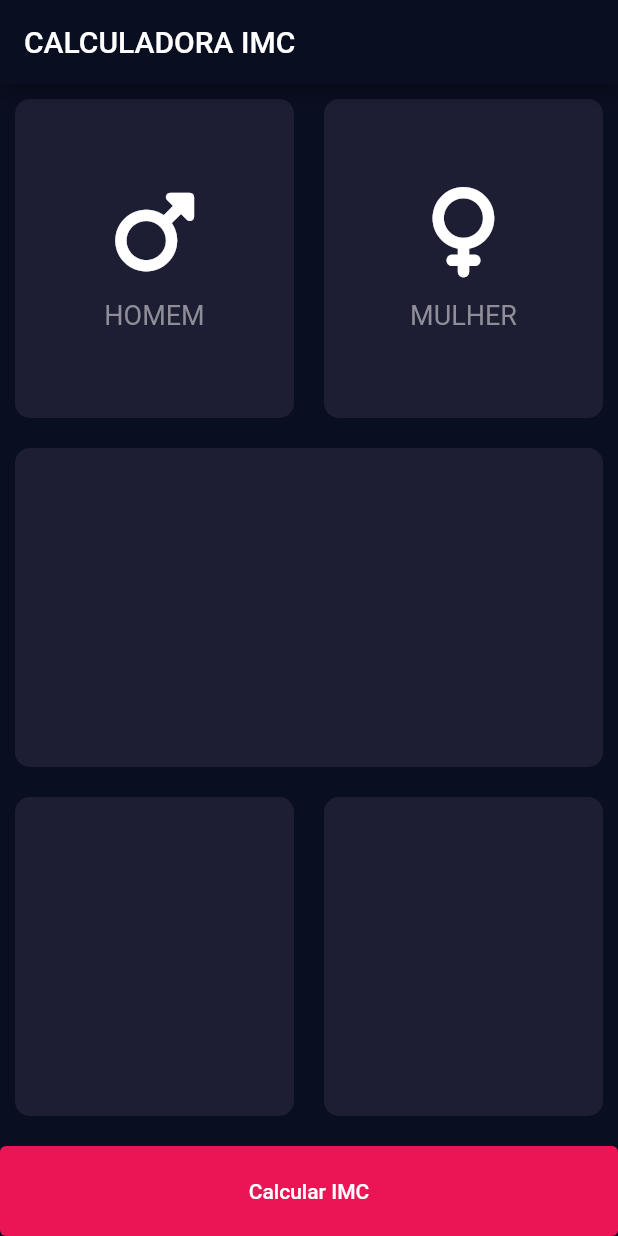
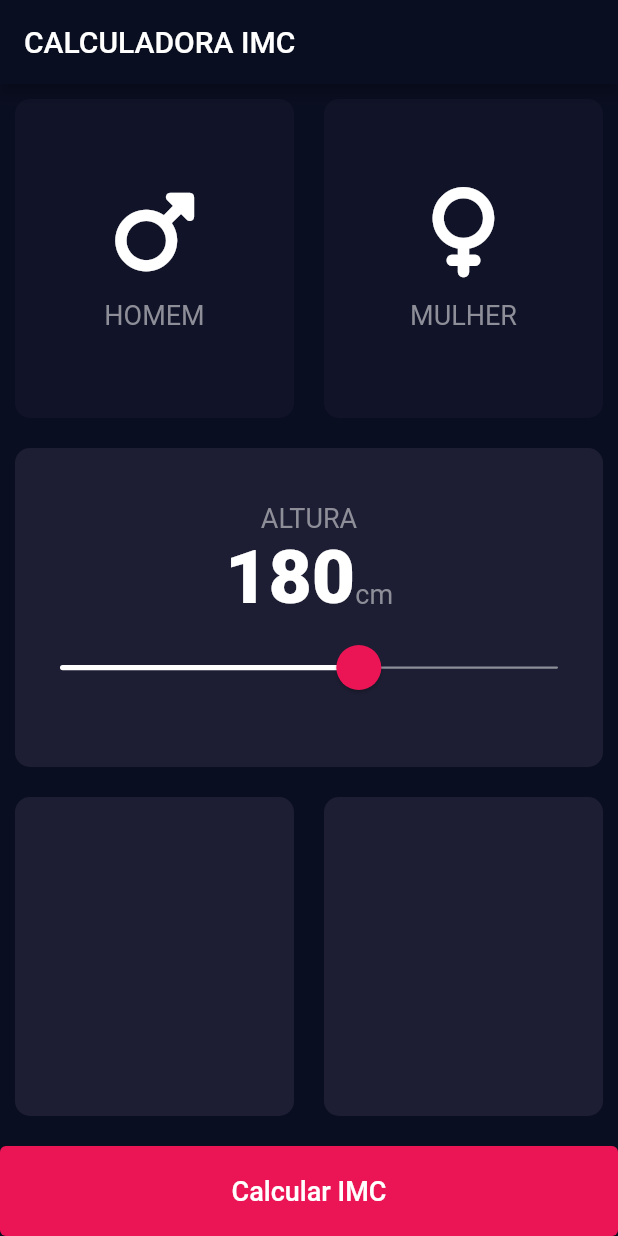
Before and after one commit to lopes-adriano/bmi_calculator, a Flutter app: the screen it shows after launch, on a phone screen of 412 x 824 dp. Run offline on Flutter 3.47's test engine with Material 2 defaults, Android fonts, the phone set to English and light mode, and no system bars; our stand-ins replace font_awesome_flutter.

Commit message:
Slider adicionado e optimização de código.

```diff
--- a/lib/icon_content.dart
+++ b/lib/icon_content.dart
@@ -1,6 +1,6 @@
 import 'package:flutter/material.dart';
 
-const labelTextStyle = TextStyle(color: Color(0xFF8D8E98), fontSize: 18);
+import 'styles.dart';
 
 class IconContent extends StatelessWidget {
   final Icon icon;
@@ -19,7 +19,7 @@ class IconContent extends StatelessWidget {
         ),
         Text(
           label,
-          style: labelTextStyle,
+          style: kLabelTextStyle,
         ),
       ],
     );
--- a/lib/input_page.dart
+++ b/lib/input_page.dart
@@ -1,9 +1,10 @@
 import 'package:bmi_calculator/re_card.dart';
 import 'package:flutter/material.dart';
 import 'package:font_awesome_flutter/font_awesome_flutter.dart';
+import 'styles.dart';
 import 'icon_content.dart';
 
-const cardColor = Color(0xFF1D1E33);
+enum Gender { male, female }
 
 class InputPage extends StatefulWidget {
   const InputPage({super.key});
@@ -13,6 +14,9 @@ class InputPage extends StatefulWidget {
 }
 
 class _InputPageState extends State<InputPage> {
+  Gender? selectedGender;
+  int height = 180;
+
   @override
   Widget build(BuildContext context) {
     return Scaffold(
@@ -20,14 +24,22 @@ class _InputPageState extends State<InputPage> {
         title: const Text('CALCULADORA IMC'),
       ),
       body: Column(
+        crossAxisAlignment: CrossAxisAlignment.stretch,
         children: [
           Expanded(
             child: Row(
-              children: const [
+              children: [
                 Expanded(
                   child: ReCard(
-                    color: cardColor,
-                    child: IconContent(
+                    onPress: () {
+                      setState(() {
+                        selectedGender = Gender.male;
+                      });
+                    },
+                    color: selectedGender == Gender.male
+                        ? kActiveCardColor
+                        : kInactiveCardColor,
+                    child: const IconContent(
                       icon: Icon(
                         FontAwesomeIcons.mars,
                         size: 60,
@@ -38,8 +50,15 @@ class _InputPageState extends State<InputPage> {
                 ),
                 Expanded(
                   child: ReCard(
-                    color: cardColor,
-                    child: IconContent(
+                    onPress: () {
+                      setState(() {
+                        selectedGender = Gender.female;
+                      });
+                    },
+                    color: selectedGender == Gender.female
+                        ? kActiveCardColor
+                        : kInactiveCardColor,
+                    child: const IconContent(
                         icon: Icon(
                           FontAwesomeIcons.venus,
                           size: 60,
@@ -50,9 +69,54 @@ class _InputPageState extends State<InputPage> {
               ],
             ),
           ),
-          const Expanded(
+          Expanded(
             child: ReCard(
-              color: cardColor,
+              color: kActiveCardColor,
+              child: Column(
+                mainAxisAlignment: MainAxisAlignment.center,
+                children: [
+                  const Text(
+                    'ALTURA',
+                    style: kLabelTextStyle,
+                  ),
+                  Row(
+                    mainAxisAlignment: MainAxisAlignment.center,
+                    crossAxisAlignment: CrossAxisAlignment.baseline,
+                    textBaseline: TextBaseline.alphabetic,
+                    children: [
+                      Text(
+                        height.toString(),
+                        style: kNumberTextStyle,
+                      ),
+                      const Text(
+                        'cm',
+                        style: kLabelTextStyle,
+                      ),
+                    ],
+                  ),
+                  SliderTheme(
+                    data: SliderTheme.of(context).copyWith(
+                      trackHeight: kTrackerHeight,
+                      activeTrackColor: kActiveSliderColor,
+                      inactiveTrackColor: kInactiveSliderColor,
+                      thumbColor: kThumbColor,
+                      overlayColor: kOverlayColor,
+                      thumbShape: const RoundSliderThumbShape(enabledThumbRadius: kThumbRadius),
+                      overlayShape: const RoundSliderOverlayShape(overlayRadius: kOverlayRadius),
+                    ),
+                    child: Slider(
+                      value: height.toDouble(),
+                      onChanged: (double newValue) {
+                        setState(() {
+                          height = newValue.toInt();
+                        });
+                      },
+                      min: kMinHeight,
+                      max: kMaxHeight,
+                    ),
+                  ),
+                ],
+              ),
             ),
           ),
           Expanded(
@@ -60,12 +124,12 @@ class _InputPageState extends State<InputPage> {
               children: const [
                 Expanded(
                   child: ReCard(
-                    color: cardColor,
+                    color: kActiveCardColor,
                   ),
                 ),
                 Expanded(
                   child: ReCard(
-                    color: cardColor,
+                    color: kActiveCardColor,
                   ),
                 ),
               ],
@@ -73,13 +137,13 @@ class _InputPageState extends State<InputPage> {
           ),
           Container(
             width: double.infinity,
-            height: 60,
+            height: kBottomContainerHeight,
             margin: const EdgeInsets.only(top: 10),
             child: ElevatedButton(
               onPressed: () {},
               style: ElevatedButton.styleFrom(
-                  backgroundColor: const Color(0xFFEB1555)),
-              child: const Text('Calcular IMC'),
+                  backgroundColor: kBottomContainerColor),
+              child: const Text('Calcular IMC', style: kBottomContainerText,),
             ),
           ),
         ],
--- a/lib/re_card.dart
+++ b/lib/re_card.dart
@@ -5,12 +5,15 @@ import 'package:flutter/material.dart';
 class ReCard extends StatelessWidget {
   final Color color;
   final Widget? child;
+  final Function? onPress;
 
-  const ReCard({super.key, required this.color, this.child});
+  const ReCard({super.key, required this.color, this.child, this.onPress});
 
   @override
   Widget build(BuildContext context) {
-    return Container(
+    return GestureDetector(
+      onTap: onPress != null ? () => onPress!() : null,
+      child: Container(
         alignment: Alignment.center,
         margin: const EdgeInsets.all(10),
         decoration: BoxDecoration(
@@ -18,6 +21,7 @@ class ReCard extends StatelessWidget {
           color: color,
         ),
         child: child,
+      ),
     );
   }
 }
--- /dev/null
+++ b/lib/styles.dart
@@ -0,0 +1,25 @@
+import 'package:flutter/material.dart';
+
+//Cores
+const kActiveCardColor = Color(0xFF1D1E33);
+const kInactiveCardColor = Color(0xFF111328);
+const kBottomContainerColor = Color(0xFFEB1555);
+const kActiveSliderColor = Colors.white;
+const kThumbColor = Color(0xFFEB1555);
+const kOverlayColor = Color(0x29EB1555);
+const kInactiveSliderColor = Color(0xFF8D8E98);
+
+//Textos
+const kLabelTextStyle = TextStyle(color: Color(0xFF8D8E98), fontSize: 18.0);
+const kNumberTextStyle = TextStyle(fontSize: 50, fontWeight: FontWeight.w900);
+const kBottomContainerText = TextStyle(fontSize: 18);
+
+//Tamanhos
+const kBottomContainerHeight = 60.0;
+
+  //Slider
+const kMinHeight = 120.0;
+const kMaxHeight = 220.0;
+const kThumbRadius = 15.0;
+const kOverlayRadius = 30.0;
+const kTrackerHeight = 1.5;
```
Lines whose indentation alone changed are shown as unchanged.
